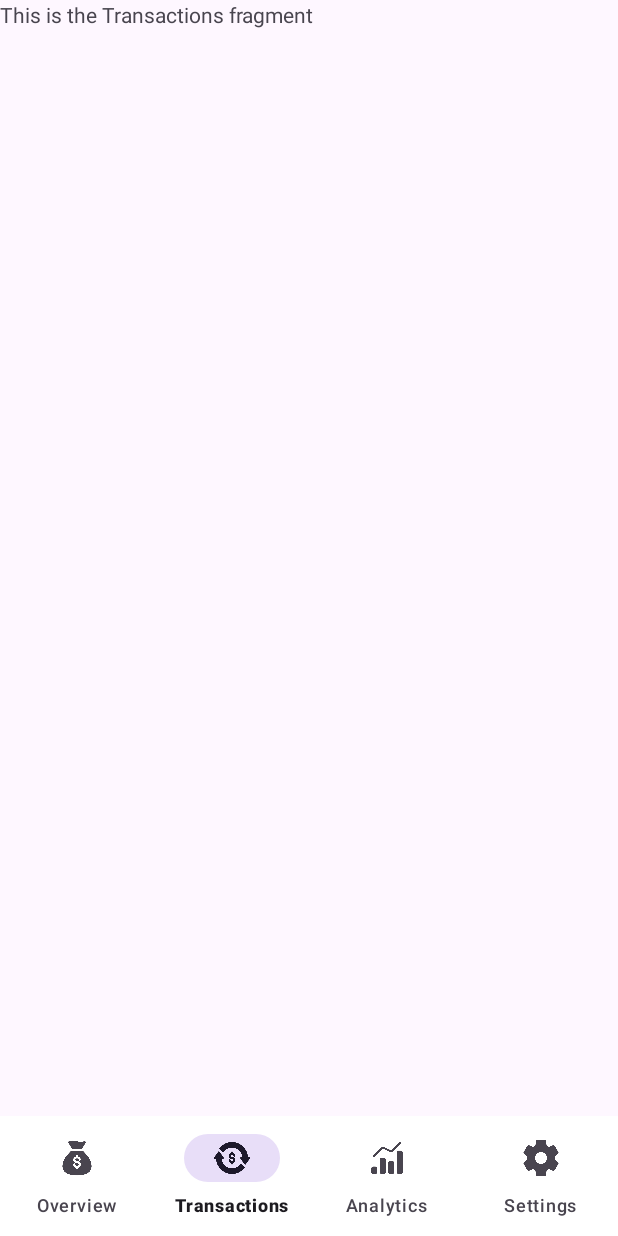
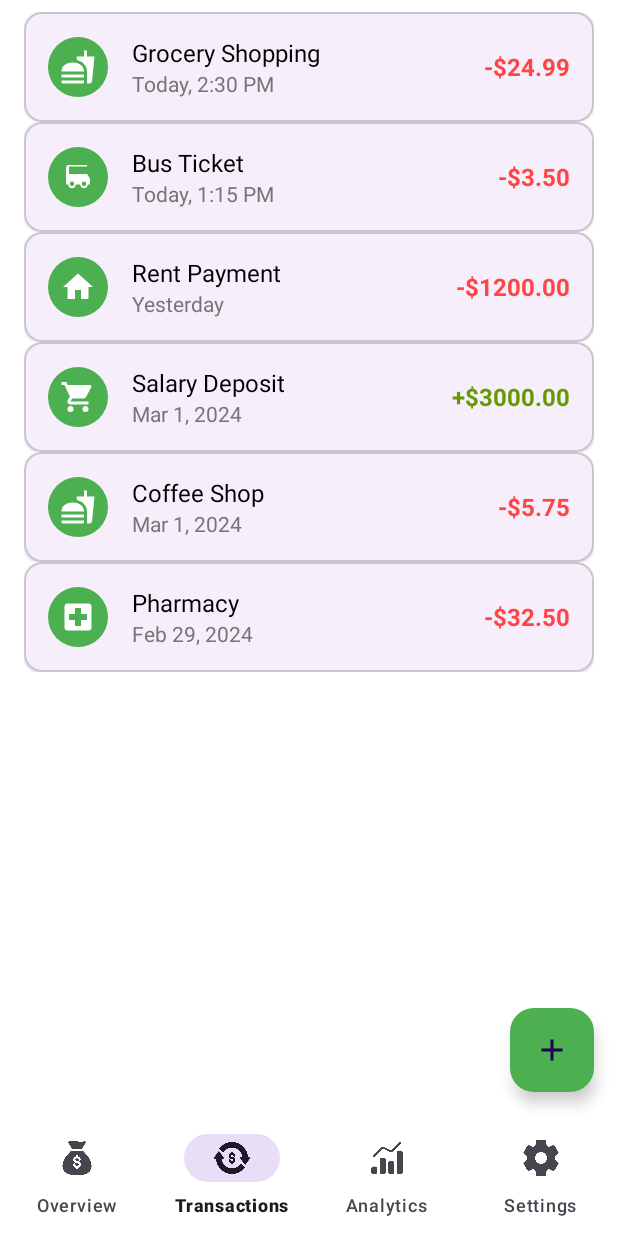
Before and after one commit to sanirurajapaksha/Budgetly, an Android app: the Transactions screen opened through its navigation route, on a phone screen of 412 x 824 dp. Run offline under Robolectric (Android 15) with nearby library versions, the phone set to English and light mode, and no system bars; our stand-ins replace navigation-ui.

Commit message:
Add transaction feature to Transactions fragment
Implemented the ability to add new transactions by introducing a FloatingActionButton in the Transactions fragment layout. Updated the layout to use a CoordinatorLayout and added a ListView for displaying transactions. Sample transaction data is now populated in the list, enhancing the user interface and functionality.

```diff
--- a/app/src/main/AndroidManifest.xml
+++ b/app/src/main/AndroidManifest.xml
@@ -21,6 +21,9 @@
                 <category android:name="android.intent.category.LAUNCHER" />
             </intent-filter>
         </activity>
+        <activity
+            android:name=".AddTransactionActivity"
+            android:windowSoftInputMode="adjustResize"/>
     </application>
 
 </manifest>
--- a/app/src/main/java/com/example/budgetly_asupersimplefinancetracker/Transactions.kt
+++ b/app/src/main/java/com/example/budgetly_asupersimplefinancetracker/Transactions.kt
@@ -1,10 +1,14 @@
 package com.example.budgetly_asupersimplefinancetracker
 
+import android.content.Intent
 import android.os.Bundle
-import androidx.fragment.app.Fragment
 import android.view.LayoutInflater
 import android.view.View
 import android.view.ViewGroup
+import android.widget.ListView
+import android.widget.Toast
+import androidx.fragment.app.Fragment
+import com.google.android.material.floatingactionbutton.FloatingActionButton
 
 // TODO: Rename parameter arguments, choose names that match
 // the fragment initialization parameters, e.g. ARG_ITEM_NUMBER
@@ -21,6 +25,9 @@ class Transactions : Fragment() {
     private var param1: String? = null
     private var param2: String? = null
 
+    private lateinit var listView: ListView
+    private lateinit var fabAddTransaction: FloatingActionButton
+
     override fun onCreate(savedInstanceState: Bundle?) {
         super.onCreate(savedInstanceState)
         arguments?.let {
@@ -30,11 +37,70 @@ class Transactions : Fragment() {
     }
 
     override fun onCreateView(
-        inflater: LayoutInflater, container: ViewGroup?,
+        inflater: LayoutInflater,
+        container: ViewGroup?,
         savedInstanceState: Bundle?
     ): View? {
-        // Inflate the layout for this fragment
         return inflater.inflate(R.layout.fragment_transactions, container, false)
+    }
+
+    override fun onViewCreated(view: View, savedInstanceState: Bundle?) {
+        super.onViewCreated(view, savedInstanceState)
+
+        listView = view.findViewById(R.id.transactions_list_view)
+        fabAddTransaction = view.findViewById(R.id.fab_add_transaction)
+
+        // Sample transactions data
+        val transactions = listOf(
+            Transaction(
+                "Grocery Shopping",
+                24.99,
+                "Today, 2:30 PM",
+                "food"
+            ),
+            Transaction(
+                "Bus Ticket",
+                3.50,
+                "Today, 1:15 PM",
+                "transport"
+            ),
+            Transaction(
+                "Rent Payment",
+                1200.00,
+                "Yesterday",
+                "housing"
+            ),
+            Transaction(
+                "Salary Deposit",
+                3000.00,
+                "Mar 1, 2024",
+                "salary",
+                false
+            ),
+            Transaction(
+                "Coffee Shop",
+                5.75,
+                "Mar 1, 2024",
+                "food"
+            ),
+            Transaction(
+                "Pharmacy",
+                32.50,
+                "Feb 29, 2024",
+                "health"
+            )
+        )
+
+        // Set up adapter with sample data
+        context?.let {
+            listView.adapter = TransactionsAdapter(it, transactions)
+        }
+
+        // Handle FAB click
+        fabAddTransaction.setOnClickListener {
+            val intent = Intent(context, AddTransactionActivity::class.java)
+            startActivity(intent)
+        }
     }
 
     companion object {
--- /dev/null
+++ b/app/src/main/java/com/example/budgetly_asupersimplefinancetracker/TransactionsAdapter.kt
@@ -0,0 +1,64 @@
+package com.example.budgetly_asupersimplefinancetracker
+
+import android.content.Context
+import android.view.LayoutInflater
+import android.view.View
+import android.view.ViewGroup
+import android.widget.ArrayAdapter
+import android.widget.ImageView
+import android.widget.TextView
+
+data class Transaction(
+    val title: String,
+    val amount: Double,
+    val date: String,
+    val category: String,
+    val isExpense: Boolean = true
+)
+
+class TransactionsAdapter(context: Context, transactions: List<Transaction>) :
+    ArrayAdapter<Transaction>(context, 0, transactions) {
+
+    override fun getView(position: Int, convertView: View?, parent: ViewGroup): View {
+        // Get the transaction for this position
+        val transaction = getItem(position)!!
+
+        // Check if an existing view is being reused, otherwise inflate the view
+        val view = convertView ?: LayoutInflater.from(context)
+            .inflate(R.layout.item_transaction, parent, false)
+
+        // Get views
+        val categoryIcon = view.findViewById<ImageView>(R.id.category_icon)
+        val title = view.findViewById<TextView>(R.id.transaction_title)
+        val date = view.findViewById<TextView>(R.id.transaction_date)
+        val amount = view.findViewById<TextView>(R.id.transaction_amount)
+
+        // Set data
+        title.text = transaction.title
+        date.text = transaction.date
+
+        // Format amount with currency symbol and color
+        val amountText = if (transaction.isExpense) {
+            amount.setTextColor(context.getColor(android.R.color.holo_red_light))
+            "-$%.2f".format(transaction.amount)
+        } else {
+            amount.setTextColor(context.getColor(android.R.color.holo_green_dark))
+            "+$%.2f".format(transaction.amount)
+        }
+        amount.text = amountText
+
+        // Set category icon based on category
+        val iconResId = when (transaction.category.lowercase()) {
+            "food" -> R.drawable.food
+            "transport" -> R.drawable.transport
+            "housing" -> R.drawable.house
+            "personal" -> R.drawable.personal_care
+            "shopping" -> R.drawable.shopping
+            "health" -> R.drawable.health
+            else -> R.drawable.shopping
+        }
+        categoryIcon.setImageResource(iconResId)
+
+        return view
+    }
+}
--- /dev/null
+++ b/app/src/main/res/drawable/circle_background.xml
@@ -0,0 +1,5 @@
+<?xml version="1.0" encoding="utf-8"?>
+<shape xmlns:android="http://schemas.android.com/apk/res/android"
+    android:shape="oval">
+    <solid android:color="#4CAF50" />
+</shape>
--- /dev/null
+++ b/app/src/main/res/drawable/ic_add.xml
@@ -0,0 +1,10 @@
+<?xml version="1.0" encoding="utf-8"?>
+<vector xmlns:android="http://schemas.android.com/apk/res/android"
+    android:width="24dp"
+    android:height="24dp"
+    android:viewportWidth="24"
+    android:viewportHeight="24">
+    <path
+        android:fillColor="#FFFFFF"
+        android:pathData="M19,13H13V19H11V13H5V11H11V5H13V11H19V13Z"/>
+</vector>
--- a/app/src/main/res/layout/fragment_transactions.xml
+++ b/app/src/main/res/layout/fragment_transactions.xml
@@ -1,14 +1,31 @@
 <?xml version="1.0" encoding="utf-8"?>
-<FrameLayout xmlns:android="http://schemas.android.com/apk/res/android"
-    xmlns:tools="http://schemas.android.com/tools"
+<androidx.coordinatorlayout.widget.CoordinatorLayout
+    xmlns:android="http://schemas.android.com/apk/res/android"
+    xmlns:app="http://schemas.android.com/apk/res-auto"
     android:layout_width="match_parent"
     android:layout_height="match_parent"
-    tools:context=".Transactions">
+    android:background="@color/white">
 
-    <!-- TODO: Update blank fragment layout -->
-    <TextView
+    <ListView
+        android:id="@+id/transactions_list_view"
         android:layout_width="match_parent"
         android:layout_height="match_parent"
-        android:text="This is the Transactions fragment" />
+        android:clipToPadding="false"
+        android:paddingTop="8dp"
+        android:paddingBottom="80dp"
+        android:paddingHorizontal="16dp"
+        android:divider="@null"
+        android:dividerHeight="0dp"
+        android:listSelector="@android:color/transparent"/>
 
-</FrameLayout>
+    <com.google.android.material.floatingactionbutton.FloatingActionButton
+        android:id="@+id/fab_add_transaction"
+        android:layout_width="wrap_content"
+        android:layout_height="wrap_content"
+        android:layout_gravity="bottom|end"
+        android:layout_margin="16dp"
+        android:contentDescription="Add new transaction"
+        app:srcCompat="@drawable/ic_add"
+        app:backgroundTint="#4CAF50"/>
+
+</androidx.coordinatorlayout.widget.CoordinatorLayout>
--- /dev/null
+++ b/app/src/main/res/layout/item_transaction.xml
@@ -0,0 +1,75 @@
+<?xml version="1.0" encoding="utf-8"?>
+<FrameLayout
+    xmlns:android="http://schemas.android.com/apk/res/android"
+    xmlns:app="http://schemas.android.com/apk/res-auto"
+    android:layout_width="match_parent"
+    android:layout_height="wrap_content"
+    android:layout_marginVertical="4dp">
+
+    <com.google.android.material.card.MaterialCardView
+        android:layout_width="match_parent"
+        android:layout_height="wrap_content"
+        app:cardCornerRadius="12dp"
+        app:cardElevation="1dp"
+        android:background="@android:color/white">
+
+        <LinearLayout
+            android:layout_width="match_parent"
+            android:layout_height="wrap_content"
+            android:padding="16dp"
+            android:orientation="horizontal"
+            android:gravity="center_vertical">
+
+            <!-- Category Icon -->
+            <FrameLayout
+                android:layout_width="40dp"
+                android:layout_height="40dp"
+                android:background="@drawable/circle_background"
+                android:layout_marginEnd="16dp">
+
+                <ImageView
+                    android:id="@+id/category_icon"
+                    android:layout_width="24dp"
+                    android:layout_height="24dp"
+                    android:layout_gravity="center"
+                    app:tint="#FFFFFF"
+                    android:src="@drawable/food"/>
+            </FrameLayout>
+
+            <!-- Transaction Details -->
+            <LinearLayout
+                android:layout_width="0dp"
+                android:layout_height="wrap_content"
+                android:layout_weight="1"
+                android:orientation="vertical">
+
+                <TextView
+                    android:id="@+id/transaction_title"
+                    android:layout_width="wrap_content"
+                    android:layout_height="wrap_content"
+                    android:textSize="16sp"
+                    android:textColor="#000000"
+                    android:text="Grocery Shopping"/>
+
+                <TextView
+                    android:id="@+id/transaction_date"
+                    android:layout_width="wrap_content"
+                    android:layout_height="wrap_content"
+                    android:textSize="14sp"
+                    android:textColor="#757575"
+                    android:text="Today, 2:30 PM"/>
+            </LinearLayout>
+
+            <!-- Amount -->
+            <TextView
+                android:id="@+id/transaction_amount"
+                android:layout_width="wrap_content"
+                android:layout_height="wrap_content"
+                android:textSize="16sp"
+                android:textStyle="bold"
+                android:textColor="#F44336"
+                android:text="-$24.99"/>
+
+        </LinearLayout>
+    </com.google.android.material.card.MaterialCardView>
+</FrameLayout>
```
Also changed, not shown: app/src/main/java/com/example/budgetly_asupersimplefinancetracker/AddTransactionActivity.kt (added, +124 -0 lines), app/src/main/res/drawable/ic_calendar.xml (added, +10 -0 lines), app/src/main/res/drawable/ic_close.xml (added, +10 -0 lines), app/src/main/res/drawable/ic_money.xml (added, +10 -0 lines), app/src/main/res/drawable/ic_save.xml (added, +10 -0 lines), app/src/main/res/layout/activity_add_transaction.xml (added, +151 -0 lines), app/src/main/res/menu/add_transaction_menu.xml (added, +9 -0 lines).
